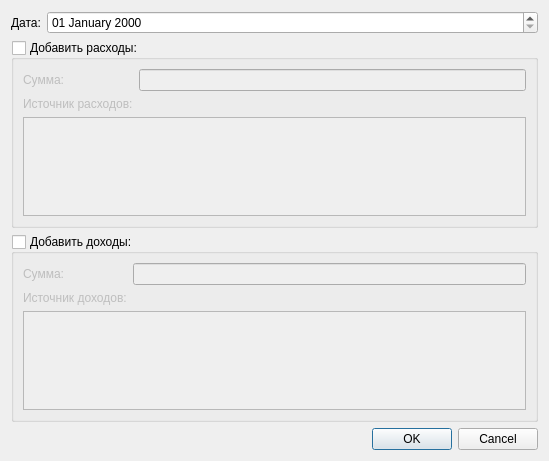
dimv36/MyWallet, file src/MyWallet/adddialog.ui: the form before one commit.
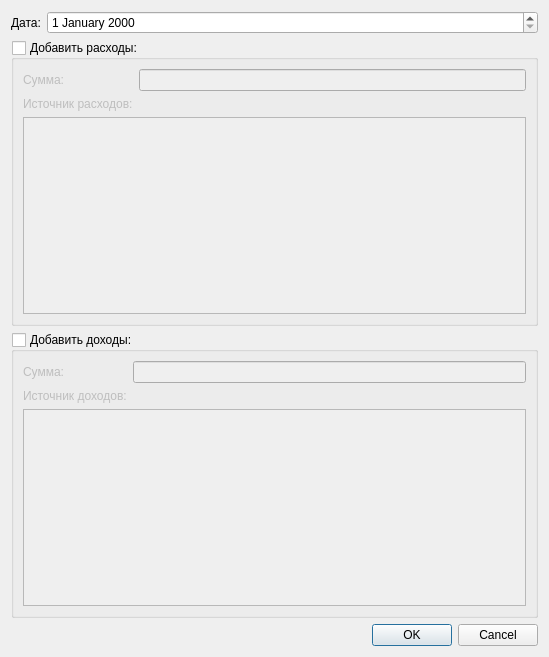
The form after the commit.

The edit to the form file:
```diff
--- a/src/MyWallet/adddialog.ui
+++ b/src/MyWallet/adddialog.ui
@@ -10,19 +10,19 @@
     <x>0</x>
     <y>0</y>
     <width>549</width>
-    <height>461</height>
+    <height>657</height>
    </rect>
   </property>
   <property name="sizePolicy">
-   <sizepolicy hsizetype="Minimum" vsizetype="Minimum">
+   <sizepolicy hsizetype="MinimumExpanding" vsizetype="MinimumExpanding">
     <horstretch>0</horstretch>
     <verstretch>0</verstretch>
    </sizepolicy>
   </property>
   <property name="minimumSize">
    <size>
-    <width>549</width>
-    <height>461</height>
+    <width>0</width>
+    <height>0</height>
    </size>
   </property>
   <property name="windowTitle">
@@ -42,12 +42,12 @@
    <item row="0" column="1">
     <widget class="QDateEdit" name="_date">
      <property name="displayFormat">
-      <string>dd MMMM yyyy</string>
+      <string>d MMMM yyyy</string>
      </property>
     </widget>
    </item>
    <item row="2" column="0" colspan="2">
-    <widget class="QGroupBox" name="_income_box">
+    <widget class="QGroupBox" name="_rest_box">
      <property name="title">
       <string>Добавить расходы:</string>
      </property>
@@ -82,7 +82,7 @@
     </widget>
    </item>
    <item row="3" column="0" colspan="2">
-    <widget class="QGroupBox" name="_rest_box">
+    <widget class="QGroupBox" name="_income_box">
      <property name="enabled">
       <bool>true</bool>
      </property>
```
Left out of the diff: 10 changed lines with no effect on the pictures.
